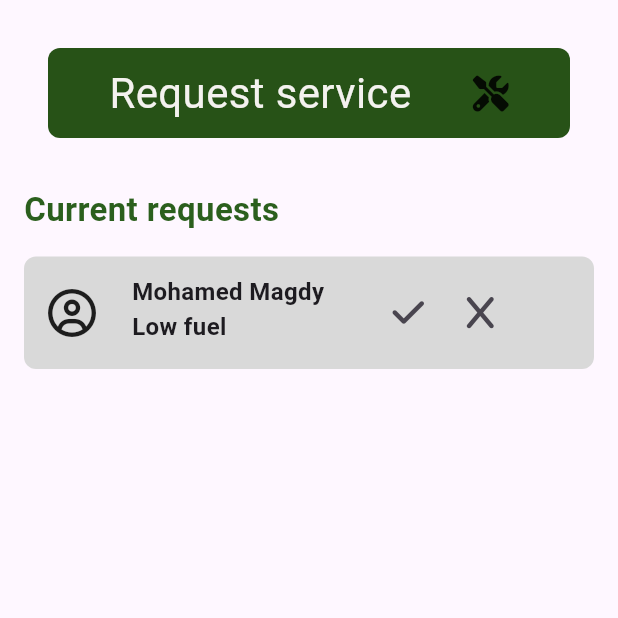
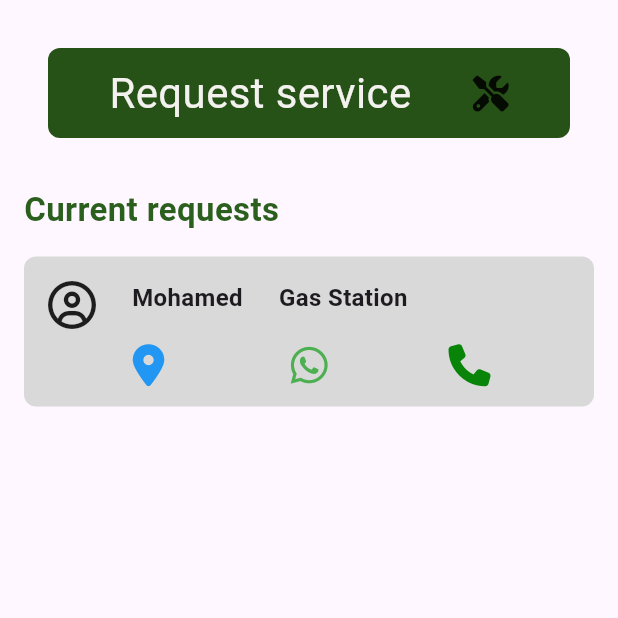
Before and after one commit to MohamedMagdy2810/Roadside-assitance, a Flutter app: the homeViewBody screen opened directly, on a phone screen of 412 x 824 dp, the top half of it. Run offline on Flutter 3.47's test engine with Material 3 defaults, Android fonts, the light colour scheme and no system bars; our stand-ins replace font_awesome_flutter, shared_preferences; accounts and stored records are empty.

Commit message:
add a url launcher package ,handle a permission with android ,edit a response model and the custom request service card

```diff
--- /dev/null
+++ b/lib/models/_model.dart
@@ -0,0 +1,9 @@
+class response_model{
+  final String name ;
+  final String servicType ;
+  final int phoneNum;
+  final int whatsApp;
+
+  response_model(this.name, this.servicType, this.phoneNum, this.whatsApp);
+
+}
--- a/lib/services/Api.dart
+++ b/lib/services/Api.dart
@@ -2,7 +2,7 @@ import 'dart:convert';
 import 'package:shared_preferences/shared_preferences.dart';
 
 import 'package:flutter/material.dart';
-import 'package:roadside_assitance/models/response_model.dart';
+import 'package:roadside_assitance/models/api_response_model.dart';
 
 import 'package:roadside_assitance/views/home_view.dart';
 import 'package:http/http.dart' as http;
@@ -21,7 +21,7 @@ class auth {
          if (response.statusCode == 200) {
     // Parse the JSON response
     Map<String, dynamic> jsonResponse = json.decode(response.body);
-    response_model responseModel = response_model.fromJson(jsonResponse);
+    api_response_model responseModel = api_response_model.fromJson(jsonResponse);
 
     // Save the token
     await TokenManager.saveToken(responseModel.token);
--- a/lib/views/home_view.dart
+++ b/lib/views/home_view.dart
@@ -22,7 +22,7 @@ class _homeViewState extends State<homeView> {
     return Scaffold(
       appBar: AppBar(
        flexibleSpace: Padding(
-         padding: const EdgeInsets.only(top: 28,bottom: 20,left: 250,right: 16),
+         padding: const EdgeInsets.only(top: 36,bottom: 20,left: 250,right: 16),
          child: Container(
           width: 50,
           height: 32,
--- a/lib/widgets/custom_request_service_card.dart
+++ b/lib/widgets/custom_request_service_card.dart
@@ -1,58 +1,84 @@
 import 'package:flutter/material.dart';
 import 'package:font_awesome_flutter/font_awesome_flutter.dart';
+import 'package:roadside_assitance/models/_model.dart';
+import 'package:url_launcher/url_launcher.dart';
 
 class customRequestWidget extends StatelessWidget {
-  const customRequestWidget({
-    super.key,
-  });
+   customRequestWidget(this.responseModel
+
+  );
+  final response_model responseModel;
 
   @override
   Widget build(BuildContext context) {
     return Padding(
       padding: const EdgeInsets.symmetric(horizontal: 16.0, vertical: 16),
       child: Container(
-        height: 75,
+        height: 100,
         width: double.infinity,
         decoration: BoxDecoration(
             borderRadius: BorderRadius.circular(8),
             color: const Color(0xffD9D9D9)),
-        child: Row(
+        child: Padding(
+          padding: const EdgeInsets.only(top: 16.0),
+          child: Column(
+            children: [
+              Row(
+                crossAxisAlignment: CrossAxisAlignment.start,
                 children: [
                   const SizedBox(
                     width: 16,
                   ),
-            const Icon(
+                Icon(
                   FontAwesomeIcons.circleUser,
                   size: 32,
                 ),
                   const SizedBox(
                     width: 24,
                   ),
-            const Column(
-              crossAxisAlignment: CrossAxisAlignment.start,
-              children: [
-                SizedBox(
-                  height: 12,
+
+                    Text(
+                     responseModel.name,
+                      style: TextStyle(fontWeight: FontWeight.bold, fontSize: 16),
+                    ),
+                    const SizedBox(
+                    width: 24,
                   ),
                     Text(
-                  'Mohamed Magdy',
+                      responseModel.servicType,
                       style: TextStyle(fontWeight: FontWeight.bold, fontSize: 16),
                     ),
-                Text(
-                  'Low fuel',
-                  style: TextStyle(fontWeight: FontWeight.bold, fontSize: 16),
-                ),
-              ],
-            ),
+
                   const SizedBox(
                     width: 32,
                   ),
-            IconButton(
-                onPressed: () {}, icon: const Icon(FontAwesomeIcons.check)),
-            IconButton(onPressed: () {}, icon: const Icon(FontAwesomeIcons.x))
+
                 ],
+              ),
+              Row(
+                mainAxisAlignment: MainAxisAlignment.spaceEvenly,
+                children: [
+                  IconButton(onPressed: (){}, icon: Icon(FontAwesomeIcons.locationDot,color: Colors.blue,size: 28,)),
+                  IconButton(onPressed: (){
+                    _launchWhatsApp();
+                  }, icon: Icon(FontAwesomeIcons.whatsapp,color: Colors.green,size: 28,)),
+                  IconButton(onPressed: (){}, icon: Icon(FontAwesomeIcons.phone,color: Color(0xff088408),size: 28,)),
+                ],
+              )
+            ],
+          ),
         ),
       ),
     );
   }
 }
+void _launchWhatsApp() async {
+  // Change the number to the desired WhatsApp number
+  var whatsappUrl = "whatsapp://send?phone=20+01067180305"; // Replace +123456789 with the desired WhatsApp number
+
+  if (await canLaunchUrl(Uri.parse(whatsappUrl))) {
+    await launchUrl(Uri.parse(whatsappUrl));
+  } else {
+    throw 'Could not launch $whatsappUrl';
+  }
+}
--- a/lib/widgets/home_view_body.dart
+++ b/lib/widgets/home_view_body.dart
@@ -1,6 +1,7 @@
 import 'package:flutter/material.dart';
 import 'package:font_awesome_flutter/font_awesome_flutter.dart';
 import 'package:roadside_assitance/constants.dart';
+import 'package:roadside_assitance/models/_model.dart';
 import 'package:roadside_assitance/views/services_page.dart';
 import 'package:roadside_assitance/widgets/custom_request_service_card.dart';
 
@@ -51,7 +52,7 @@ class homeViewBody extends StatelessWidget {
                   fontWeight: FontWeight.bold),
             ),
           ),
-        const  customRequestWidget()
+          customRequestWidget(response_model('Mohamed', 'Gas Station', 012, 012))
         ],
       ),
     );
--- a/pubspec.yaml
+++ b/pubspec.yaml
@@ -34,6 +34,7 @@ dependencies:
   font_awesome_flutter: ">= 4.7.0"
   http: ^1.2.0
   shared_preferences: ^2.2.3
+  url_launcher: ^6.2.6
 
 dev_dependencies:
   flutter_lints: ^2.0.0
```
Also changed, not shown: lib/models/api_response_model.dart (renamed from lib/models/response_model.dart, +4 -4 lines), lib/models/request_model.dart (deleted, +0 -7 lines), pubspec.lock, 6 other files. Lines whose indentation alone changed are shown as unchanged.
